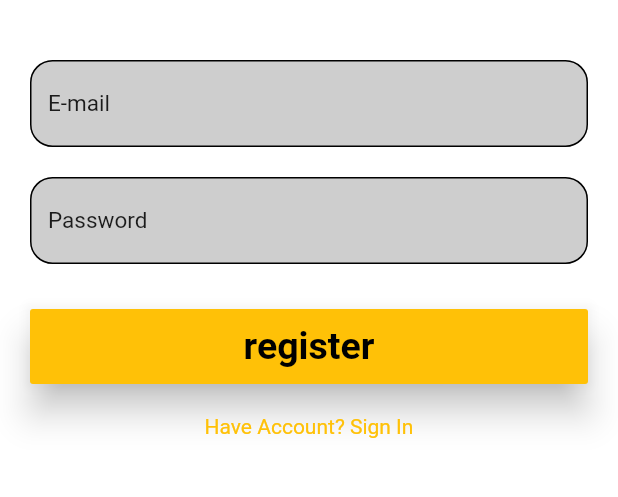
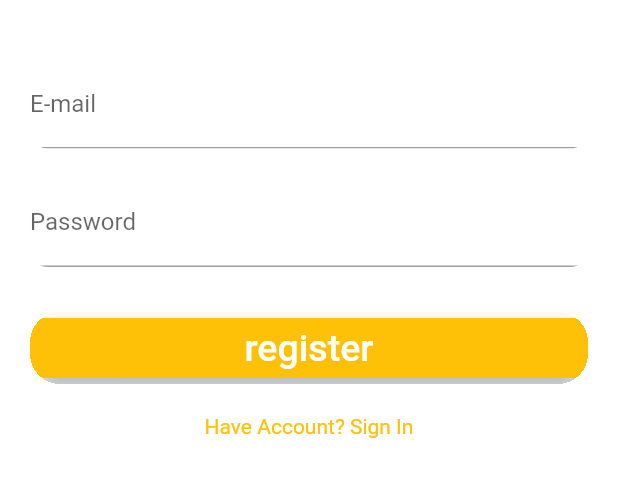
Before and after one commit to alielsharqawy/e-commerce, a Flutter app: the RegisterScreen screen opened directly, after a tap on "Have Account? Sign In", after a tap on "No Account? Sign Up", on a phone screen of 412 x 824 dp, the part 369-866 px from its top. Run offline on Flutter 3.47's test engine with Material 2 defaults, Android fonts, the phone set to English and light mode, and no system bars; our stand-ins replace cloud_firestore, convex_bottom_bar, firebase_auth, firebase_core, flutter_bloc, shared_preferences and 1 more; accounts and stored records are empty.

Commit message:
some refactors

```diff
--- a/lib/screens/login/login.dart
+++ b/lib/screens/login/login.dart
@@ -3,7 +3,6 @@ import 'package:app/data_cubit/states/user_states/user_state.dart';
 import 'package:app/screens/login/register.dart';
 import 'package:app/screens/view_product/products.dart';
 import 'package:app/screens/start/navigationbar.dart';
-import 'package:app/widget/form_field.dart';
 import 'package:app/widget/logo_image.dart';
 import 'package:firebase_auth/firebase_auth.dart';
 import 'package:flutter/material.dart';
@@ -47,7 +46,8 @@ class LoginScreen extends StatelessWidget {
                   Container(
                     height: 170,
                     width: 170,
-                    child: LogoImage(),),
+                    child: LogoImage(),
+                  ),
                   const SizedBox(
                     height: 20,
                   ),
@@ -82,7 +82,6 @@ class LoginScreen extends StatelessWidget {
                       },
                     ),
                   ),
-
                   const SizedBox(
                     height: 20,
                   ),
@@ -104,7 +103,8 @@ class LoginScreen extends StatelessWidget {
                             Navigator.push(
                               context,
                               MaterialPageRoute(
-                                  builder: (context) => const NavigationBarButton()),
+                                  builder: (context) =>
+                                      const NavigationBarButton()),
                             );
                           } else {
                             // ignore: use_build_context_synchronously
@@ -117,7 +117,6 @@ class LoginScreen extends StatelessWidget {
                       },
                       child: Container(
                         height: 40,
-
                         decoration: BoxDecoration(
                             color: Colors.amber,
                             borderRadius: BorderRadius.circular(
@@ -127,7 +126,7 @@ class LoginScreen extends StatelessWidget {
                           child: Text(
                             "Log In",
                             style:
-                                TextStyle(color: Colors.white, fontSize: 15.0),
+                                TextStyle(color: Colors.white, fontSize: 25.0),
                           ),
                         ),
                       ),
@@ -138,9 +137,13 @@ class LoginScreen extends StatelessWidget {
                   ),
                   Text(
                     "Forget Password?",
-                    style: TextStyle(fontSize: 16, ),
+                    style: TextStyle(
+                      fontSize: 16,
                     ),
-                  SizedBox(height: 20,),
+                  ),
+                  SizedBox(
+                    height: 20,
+                  ),
                   InkWell(
                     onTap: () {
                       Navigator.pushReplacement<void, void>(
@@ -155,7 +158,6 @@ class LoginScreen extends StatelessWidget {
                       style: TextStyle(fontSize: 20, color: Colors.amber),
                     ),
                   ),
-
                 ]),
               ),
             ),
--- a/lib/screens/login/register.dart
+++ b/lib/screens/login/register.dart
@@ -74,8 +74,12 @@ class RegisterScreen extends StatelessWidget {
                   const SizedBox(
                     height: 30,
                   ),
-                  MaterialButton(
-                    height: 50,
+                  Container(
+                    clipBehavior: Clip.hardEdge,
+                    decoration:
+                        BoxDecoration(borderRadius: BorderRadius.circular(20)),
+                    child: MaterialButton(
+                      height: 40,
                       minWidth: double.infinity,
                       elevation: 10.0,
                       color: Colors.amber,
@@ -88,7 +92,11 @@ class RegisterScreen extends StatelessWidget {
                       },
                       child: const Text(
                         "register",
-                      style: TextStyle(fontSize: 25, color: Colors.black , fontWeight: FontWeight.bold),
+                        style: TextStyle(
+                          fontSize: 25,
+                          color: Colors.white,
+                        ),
+                      ),
                     ),
                   ),
                   const SizedBox(
--- a/lib/widget/form_field.dart
+++ b/lib/widget/form_field.dart
@@ -24,8 +24,6 @@ Widget defaultFormField({
         borderRadius: BorderRadius.circular(12.0),
       ),
       child: TextFormField(
-        cursorColor: Colors.black,
-        style: Theme.of(context).textTheme.bodyMedium!.copyWith(fontSize: 15.0),
         controller: controller,
         keyboardType: keyboardType,
         obscureText: isPassword,
@@ -37,32 +35,9 @@ Widget defaultFormField({
         onChanged: onChange,
         inputFormatters: textInputFormatter,
         decoration: InputDecoration(
-          fillColor: Colors.grey.withOpacity(0.5),
-          filled: true,
-          enabledBorder: OutlineInputBorder(
-            borderSide: const BorderSide(color: Colors.black),
-            borderRadius: BorderRadius.circular(15),
-          ),
-          focusedBorder: OutlineInputBorder(
-            borderSide: const BorderSide(color: Colors.black, width: 2.0),
-            borderRadius: BorderRadius.circular(10.0),
-          ),
-          errorBorder: OutlineInputBorder(
-            borderSide: const BorderSide(color: Colors.black, width: 2.0),
-            borderRadius: BorderRadius.circular(10.0),
-          ),
-          focusedErrorBorder: OutlineInputBorder(
-            borderSide: const BorderSide(color: Colors.black, width: 2.0),
-            borderRadius: BorderRadius.circular(10.0),
-          ),
-          disabledBorder: OutlineInputBorder(
-            borderSide: const BorderSide(color: Colors.grey, width: 2.0),
-            borderRadius: BorderRadius.circular(10.0),
-          ),
-          hintText: hint,
+          label: Text(hint),
           hintStyle:
               Theme.of(context).textTheme.bodyMedium!.copyWith(fontSize: 15.0),
-          border: const OutlineInputBorder(),
         ),
       ),
     );
```
Lines whose indentation alone changed are shown as unchanged.
